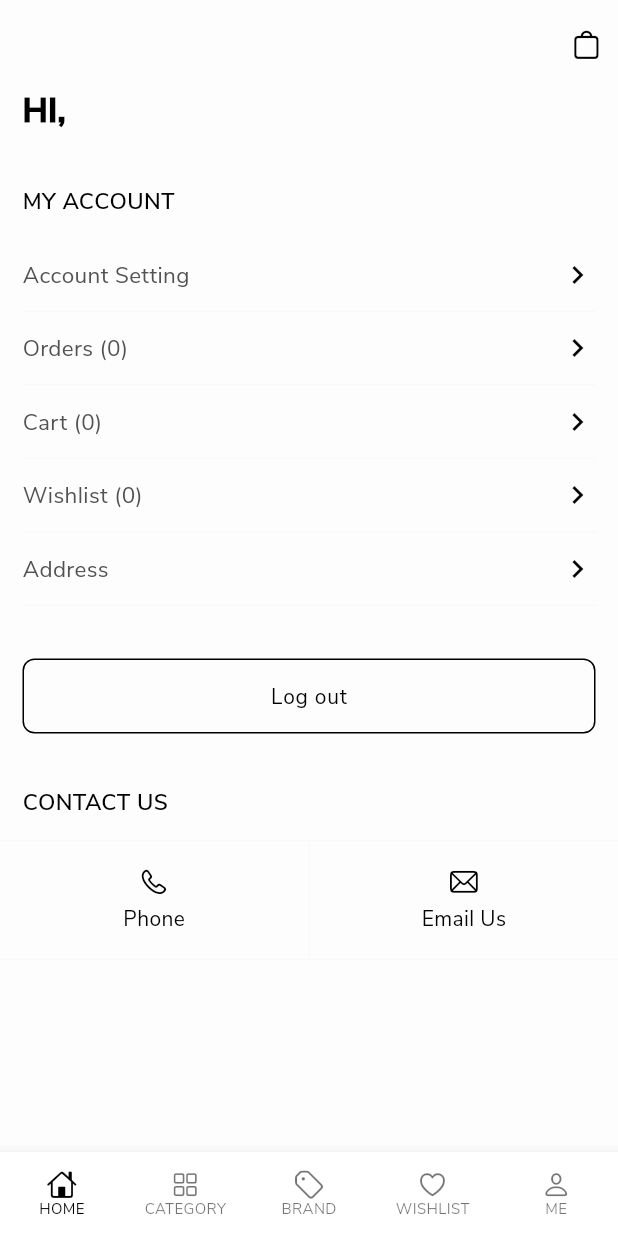
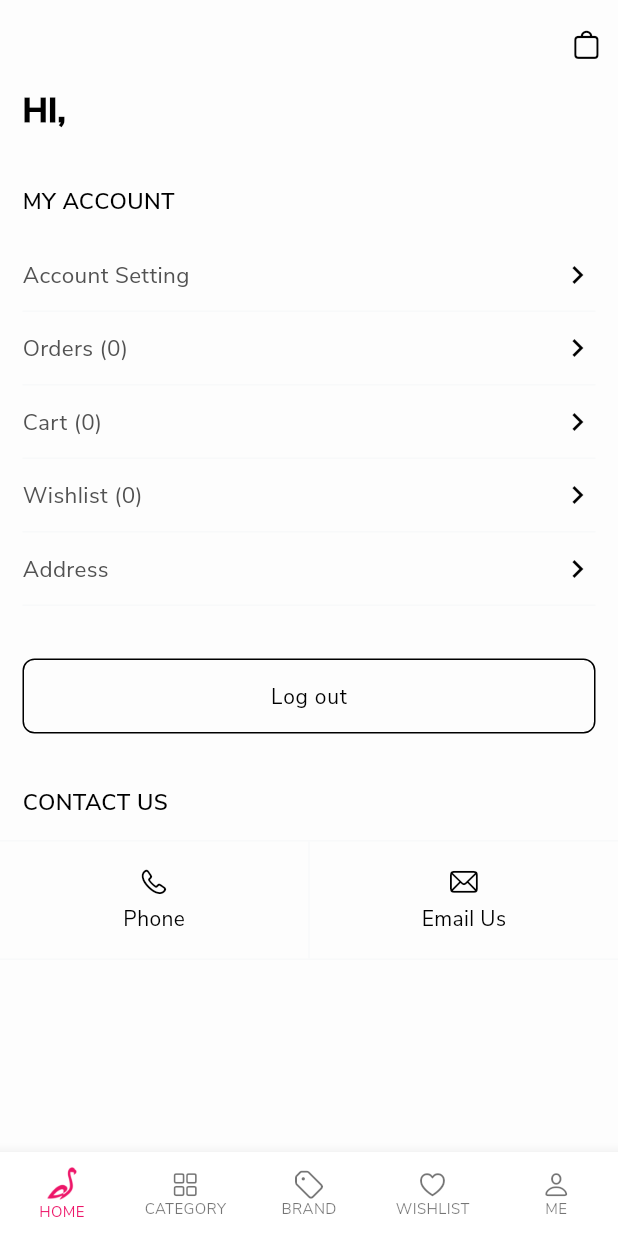
Before and after one commit to Artisan-Nepal/flamingo-mobile, a Flutter app: the DashboardScreen screen opened directly, swiped to page 5, on a phone screen of 412 x 824 dp. Run offline on Flutter 3.47's test engine with Material 3 defaults, Android fonts, the phone set to English and light mode, and no system bars; our stand-ins replace cached_network_image, carousel_slider, dio, dropdown_search, firebase_core, firebase_messaging and 18 more; missing offline and left inert: khalti_flutter; accounts and stored records are empty; network calls fail; statements that could not run were skipped; project files that could hold a hidden picture were left out.

Commit message:
feat: add seconday color

```diff
--- a/lib/data/remote/api_urls.dart
+++ b/lib/data/remote/api_urls.dart
@@ -1,7 +1,7 @@
 class ApiUrls {
   // static String baseUrl = 'https://api.flamingo.padmashreemedisales.com.np/api';
-  static String baseUrl = 'http://10.0.2.2:8848/api';
-  // static String baseUrl = 'http://localhost:8848/api';
+  // static String baseUrl = 'http://10.0.2.2:8848/api';
+  static String baseUrl = 'http://localhost:8848/api';
 
   // AUTH
   static String sendLoginOtp = '/auth/send-otp';
--- a/lib/feature/auth/screen/onboarding/onboarding_screen.dart
+++ b/lib/feature/auth/screen/onboarding/onboarding_screen.dart
@@ -150,6 +150,8 @@
 //   }
 // }
 
+import 'dart:io';
+
 import 'package:flamingo/di/di.dart';
 import 'package:flamingo/feature/auth/auth.dart';
 import 'package:flamingo/feature/dashboard/dashboard.dart';
@@ -244,7 +246,10 @@ class _OnBoardingScreenState extends State<OnBoardingScreen> {
                               ),
                             ),
                           ],
-                        )
+                        ),
+                        if (Platform.isIOS)
+                          VerticalSpaceWidget(
+                              height: Dimens.spacingSizeDefault),
                       ],
                     ),
                   )
--- a/lib/feature/dashboard/screen/dashboard/snippet_dashboard_nav_bar.dart
+++ b/lib/feature/dashboard/screen/dashboard/snippet_dashboard_nav_bar.dart
@@ -21,31 +21,50 @@ class SnippetDashboardNavBar extends StatelessWidget {
           onTap: (value) {
             viewModel.setPageIndex(value);
           },
-          // selectedIconTheme: const IconThemeData(color:is),
+          selectedIconTheme:
+              const IconThemeData(color: AppColors.secondaryMain),
+          selectedLabelStyle: TextStyle(
+            color: AppColors.secondaryMain,
+          ),
+          selectedItemColor: AppColors.secondaryMain,
           unselectedFontSize: Dimens.fontSizeExtraSmall,
           selectedFontSize: Dimens.fontSizeExtraSmall,
           type: BottomNavigationBarType.fixed,
           showSelectedLabels: true,
           showUnselectedLabels: true,
-          items: const [
+          items: [
             BottomNavigationBarItem(
-              icon: Icon(CupertinoIcons.home),
+              icon: Image.asset(
+                ImageConstants.appIcon,
+                height: 24,
+                color: viewModel.pageIndex == 0
+                    ? AppColors.secondaryMain
+                    : AppColors.grayMain,
+              ),
               label: 'HOME',
             ),
             BottomNavigationBarItem(
-              icon: Icon(CupertinoIcons.square_grid_2x2),
+              icon: viewModel.pageIndex == 1
+                  ? Icon(CupertinoIcons.square_grid_2x2_fill)
+                  : Icon(CupertinoIcons.square_grid_2x2),
               label: 'CATEGORY',
             ),
             BottomNavigationBarItem(
-              icon: Icon(CupertinoIcons.tag),
+              icon: viewModel.pageIndex == 2
+                  ? Icon(CupertinoIcons.tag_fill)
+                  : Icon(CupertinoIcons.tag),
               label: 'BRAND',
             ),
             BottomNavigationBarItem(
-              icon: Icon(CupertinoIcons.heart),
+              icon: viewModel.pageIndex == 3
+                  ? Icon(CupertinoIcons.heart_fill)
+                  : Icon(CupertinoIcons.heart),
               label: 'WISHLIST',
             ),
             BottomNavigationBarItem(
-              icon: Icon(CupertinoIcons.person),
+              icon: viewModel.pageIndex == 4
+                  ? Icon(CupertinoIcons.person_fill)
+                  : Icon(CupertinoIcons.person),
               label: 'ME',
             ),
           ],
--- a/lib/shared/util/colors.dart
+++ b/lib/shared/util/colors.dart
@@ -9,8 +9,8 @@ class AppColors {
   static const darkModePrimary = Color(0xFFFFFFFF);
   static const backgroundColor = Color(0xFFFDFDFD);
   // secondary colors
-  static const secondaryDark = Color(0xFF804000);
-  static const secondaryMain = Color.fromARGB(255, 182, 0, 103);
+  static const secondaryDark = Color(0xFFed1568);
+  static const secondaryMain = Color.fromARGB(255, 237, 21, 104);
   static const secondaryLight = Color.fromARGB(255, 240, 219, 233);
 
   // support colors
--- a/lib/widget/fav-button/fav_vendor_button_widget.dart
+++ b/lib/widget/fav-button/fav_vendor_button_widget.dart
@@ -10,7 +10,7 @@ class FavVendorButtonWidget extends StatefulWidget {
     super.key,
     required this.vendorId,
     this.iconSize = Dimens.iconSize_22,
-    this.color = AppColors.black,
+    this.color = AppColors.secondaryMain,
     this.padding,
     this.enabled = true,
   });
```
Also changed, not shown: 2 other files.
